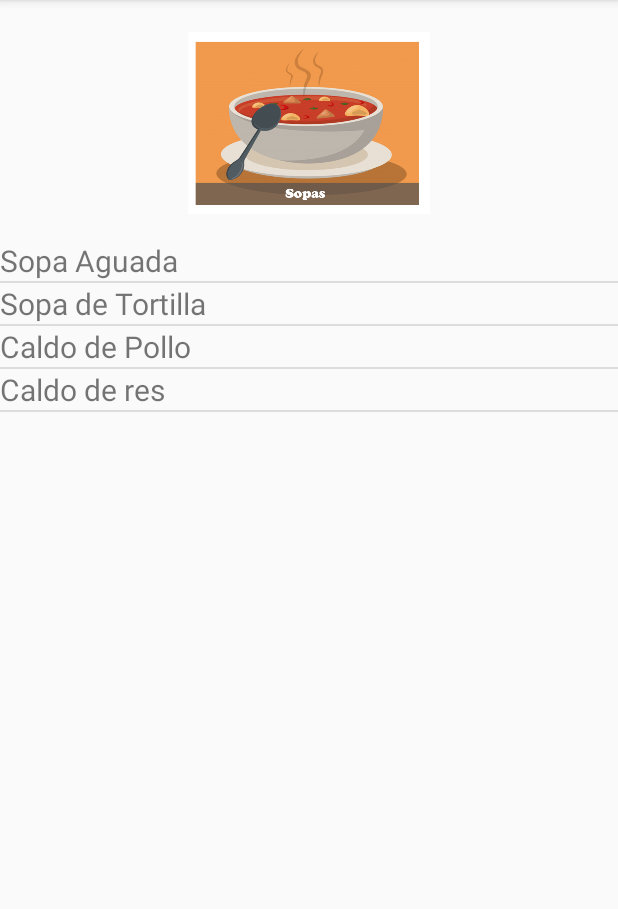
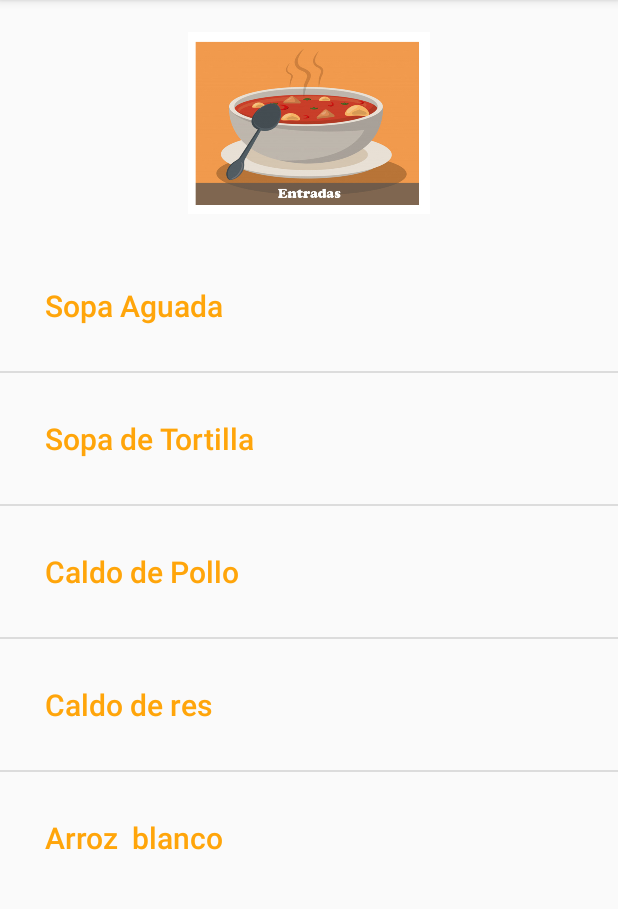
Before and after one commit to antoosor/PrimerAppRecetario, an Android app: the IndiceDeSopas screen opened directly, with no data from a screen before it, on a phone screen of 412 x 824 dp, the part 84-993 px from its top. Run offline under Robolectric (Android 15) with nearby library versions, the phone set to English and light mode, and no system bars.

Commit message:
Se agrega listview de forma exitosa para el indice de entradas

```diff
--- a/CocinaYa/app/src/main/java/com/example/cocinaya/IndiceDeSopas.kt
+++ b/CocinaYa/app/src/main/java/com/example/cocinaya/IndiceDeSopas.kt
@@ -7,12 +7,12 @@ import android.widget.ListView
 
 class IndiceDeSopas : AppCompatActivity() {
 
-    var arregloSopas = arrayOf("Sopa Aguada", "Sopa de Tortilla", "Caldo de Pollo","Caldo de res")
+    var arregloSopas = arrayOf("Sopa Aguada", "Sopa de Tortilla", "Caldo de Pollo","Caldo de res","Arroz  blanco","Arroz rojo","Arroz verde","Arroz chino","Crema champiñones","Crema de queso","Crema de Zanahoria","Crema de chile  Poblano")
     override fun onCreate(savedInstanceState: Bundle?) {
         super.onCreate(savedInstanceState)
         setContentView(R.layout.activity_indice_de_sopas)
 
-        val adapter = ArrayAdapter (this,R.layout.itemsopa,arregloSopas)
+        val adapter = ArrayAdapter (this,R.layout.item_sopas,arregloSopas)
         val listView =  findViewById<ListView>(R.id.ListView)
         listView.adapter = adapter
     }
--- a/CocinaYa/app/src/main/res/layout/activity_comencemos.xml
+++ b/CocinaYa/app/src/main/res/layout/activity_comencemos.xml
@@ -55,6 +55,12 @@
                 android:layout_height="270dp"
                 android:scaleType="centerCrop"
                 app:srcCompat="@drawable/bebida" />
+            <ImageButton
+                android:id="@+id/btnMixtos"
+                android:layout_width="match_parent"
+                android:layout_height="270dp"
+                android:scaleType="centerCrop"
+                app:srcCompat="@drawable/mixto" />
         </LinearLayout>
     </ScrollView>
 </androidx.constraintlayout.widget.ConstraintLayout>
--- a/CocinaYa/app/src/main/res/layout/activity_indice_de_sopas.xml
+++ b/CocinaYa/app/src/main/res/layout/activity_indice_de_sopas.xml
@@ -26,7 +26,8 @@
         <ListView
             android:id="@+id/ListView"
             android:layout_width="match_parent"
-            android:layout_height="match_parent" />
+            android:layout_height="match_parent"
+            />
     </FrameLayout>
 
 </androidx.constraintlayout.widget.ConstraintLayout>
--- /dev/null
+++ b/CocinaYa/app/src/main/res/layout/item_sopas.xml
@@ -0,0 +1,10 @@
+<?xml version="1.0" encoding="utf-8"?>
+<TextView
+
+    android:layout_height= "match_parent"
+    android:layout_width="match_parent"
+    android:textColor="@color/colorPrimary"
+    android:textSize="20sp"
+    android:padding="30dp"
+    android:fontFamily="sans-serif-medium"
+    xmlns:android="http://schemas.android.com/apk/res/android"/>
```
Also changed, not shown: CocinaYa/app/src/main/res/drawable/mixto.jpg (added), CocinaYa/app/src/main/res/drawable/platofuerte.JPG, CocinaYa/app/src/main/res/drawable/sopa.JPG.
